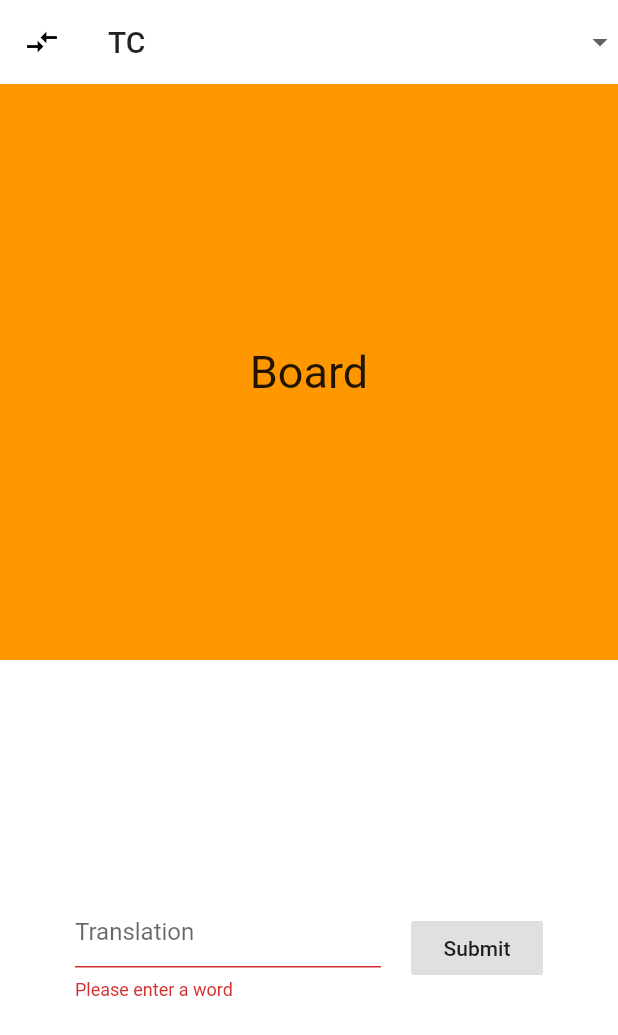
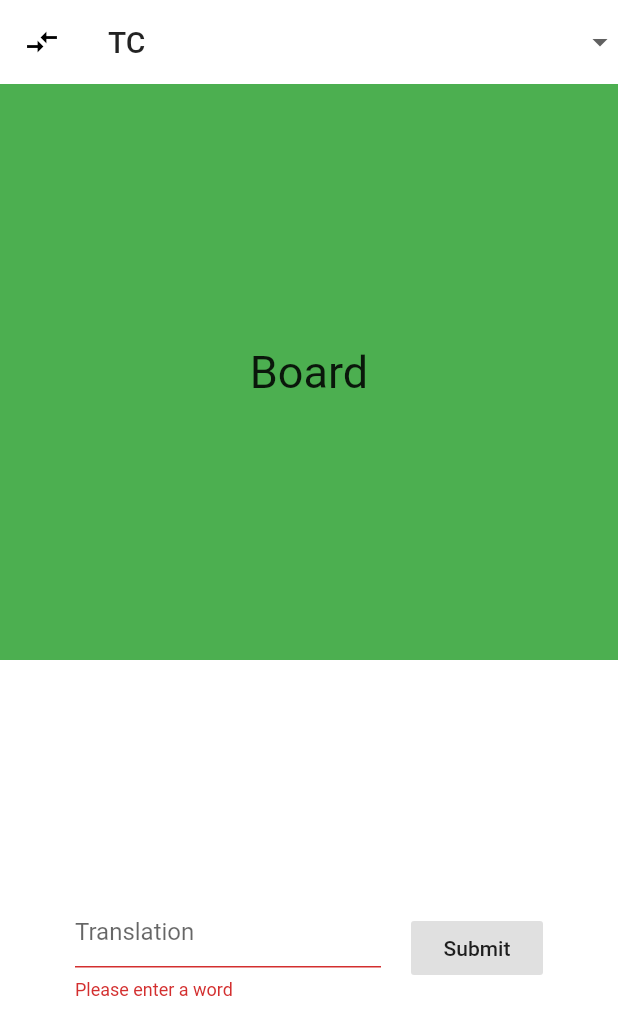
Before and after one commit to Finbarrochoward/thousandchallenge, a Flutter app: the screen it shows after launch, after a tap on "Submit", on a phone screen of 412 x 824 dp. Shown: the top 1035 px of the screen. Run offline on Flutter 3.47's test engine with Material 2 defaults, Android fonts, the phone set to English and light mode, and no system bars.

Commit message:
Added textfieldcontroller for text field reset

```diff
--- a/lib/assets/foreignword.dart
+++ b/lib/assets/foreignword.dart
@@ -1,6 +1,7 @@
 import 'package:flutter/material.dart';
 import './languagedicts.dart';
 import 'dart:math';
+import 'dart:async';
 
 int generateRandom(length) {
   Random random = Random();
@@ -18,23 +19,29 @@ class ForeignWord extends StatefulWidget {
 
 class _ForeignWordState extends State<ForeignWord>
     with SingleTickerProviderStateMixin {
-  Animation<Color> animation;
-  AnimationController controller;
+  // Animation<Color> animation;
+  // AnimationController controller;
+  // StreamController<String> streamCont = StreamController<String>.broadcast();
+  // StreamSubscription sub;
 
-  @override
-  void initState() {
-    super.initState();
-    controller =
-        AnimationController(duration: const Duration(seconds: 2), vsync: this);
-    animation =
-        ColorTween(begin: Colors.green, end: Colors.orange).animate(controller)
-          ..addListener(() {
-            setState(() {
-              // The state that has changed here is the animation object’s value.
-            });
-          });
-    controller.forward();
-  }
+  // @override
+  // void initState() {
+  //   super.initState();
+  //   controller =
+  //       AnimationController(duration: const Duration(seconds: 2), vsync: this);
+  //   animation =
+  //       ColorTween(begin: Colors.green, end: Colors.orange).animate(controller)
+  //         ..addListener(() {
+  //           Stream stream = streamCont.stream;
+  //           stream.listen((value) {
+  //             print(value);
+  //           });
+  //           // setState(() {
+  //           // The state that has changed here is the animation object’s value.
+  //           // });
+  //         });
+  //   controller.forward();
+  // }
 
   final Map langDicts = {
     "enToDe": englishToGerman,
@@ -42,11 +49,13 @@ class _ForeignWordState extends State<ForeignWord>
     "enToFr": englishToFrench
   };
 
-  @override
-  void dispose() {
-    controller.dispose();
-    super.dispose();
-  }
+  // @override
+  // void dispose() {
+  //   controller.dispose();
+  //   super.dispose();
+  // }
+
+  final _formKey = GlobalKey<FormState>();
 
   @override
   Widget build(BuildContext context) {
@@ -54,30 +63,13 @@ class _ForeignWordState extends State<ForeignWord>
     var currLangList = currLang.keys.toList();
     var invisWord = currLangList[generateRandom(currLangList.length)];
     var visWord = currLang[invisWord];
-
-    void callback(isCorrect) {
-      setState(() {
-        if (isCorrect) {
-          print(visWord);
-          visWord = "Correct";
-          print(visWord);
-          // controller.forward();
-        } else {
-          print("False");
-        }
-      });
-    }
+    String _currWord;
+    bool isCorrect = false;
+    final TextEditingController _textController = TextEditingController();
 
     return Column(
       children: <Widget>[
-        Expanded(
-          child: Container(
-              child:
-                  Center(child: Text(visWord, style: TextStyle(fontSize: 30))),
-              decoration: BoxDecoration(
-                color: animation.value,
-              )),
-        ),
+        VisWordBox(word: visWord),
         Expanded(
           child: Container(
             decoration: BoxDecoration(
@@ -86,8 +78,51 @@ class _ForeignWordState extends State<ForeignWord>
             child: Center(
               child: Padding(
                   padding: const EdgeInsets.only(left: 50.0, right: 50.0),
-                  child: ValidationForm(
-                      correctWord: invisWord, callback: callback)),
+                  child: Form(
+                      key: _formKey,
+                      child: Row(children: [
+                        Expanded(
+                          child: TextFormField(
+                            controller: _textController,
+                            validator: (value) {
+                              if (value.isEmpty) {
+                                return "Please enter a word";
+                              } else {
+                                _currWord = value;
+                                return null;
+                              }
+                            },
+                            decoration:
+                                InputDecoration(hintText: "Translation"),
+                          ),
+                        ),
+                        Padding(
+                          padding: EdgeInsets.only(left: 20),
+                        ),
+                        RaisedButton(
+                          onPressed: () {
+                            if (_formKey.currentState.validate()) {
+                              if (invisWord == _currWord) {
+                                // streamCont.add("Correct");
+                                isCorrect = true;
+                              } else {
+                                isCorrect = false;
+                              }
+                              setState(() {
+                                _textController.clear();
+                                if (isCorrect) {
+                                  print("correct");
+                                } else {
+                                  print("incorrect");
+                                  visWord = "incorrect";
+                                }
+                              });
+                            }
+                          },
+                          child: Text("Submit"),
+                          elevation: 0,
+                        )
+                      ]))),
             ),
           ),
         ),
@@ -152,3 +187,45 @@ class _ValidationFormState extends State<ValidationForm> {
         ]));
   }
 }
+
+class VisWordBox extends StatefulWidget {
+  final String word;
+  final bool isCorrect;
+  VisWordBox({this.word, this.isCorrect});
+
+  @override
+  _VisWordBoxState createState() => _VisWordBoxState();
+}
+
+class _VisWordBoxState extends State<VisWordBox>
+    with SingleTickerProviderStateMixin {
+  Animation<Color> animation;
+  AnimationController controller;
+
+  @override
+  void initState() {
+    super.initState();
+    controller =
+        AnimationController(duration: const Duration(seconds: 2), vsync: this);
+    animation =
+        ColorTween(begin: Colors.orange, end: Colors.green).animate(controller)
+          ..addListener(() {
+            setState(() {
+              // The state that has changed here is the animation object’s value.
+            });
+          });
+    controller.forward();
+  }
+
+  @override
+  Widget build(BuildContext context) {
+    return Expanded(
+      child: Container(
+          child:
+              Center(child: Text(widget.word, style: TextStyle(fontSize: 30))),
+          decoration: BoxDecoration(
+            color: animation.value,
+          )),
+    );
+  }
+}
--- a/pubspec.yaml
+++ b/pubspec.yaml
@@ -24,6 +24,9 @@ dependencies:
   # The following adds the Cupertino Icons font to your application.
   # Use with the CupertinoIcons class for iOS style icons.
   cupertino_icons: ^0.1.3
+  # firebase_core: ^0.4.4+3
+  # cloud_firestore: ^0.13.5
+  # firebase_admob: ^0.9.3+2
 
 dev_dependencies:
   flutter_test:
```
Also changed, not shown: lib/main.dart (+36 -4 lines), 9 other files.
